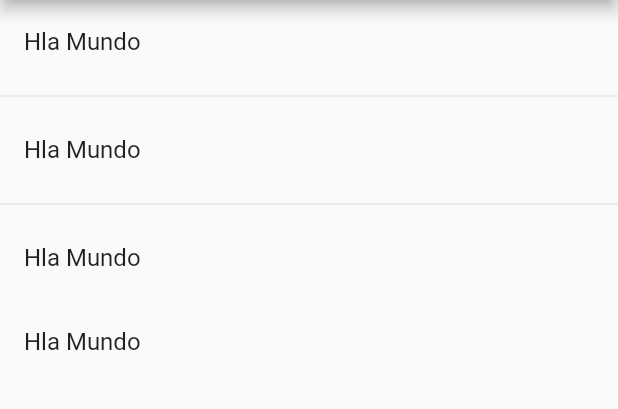
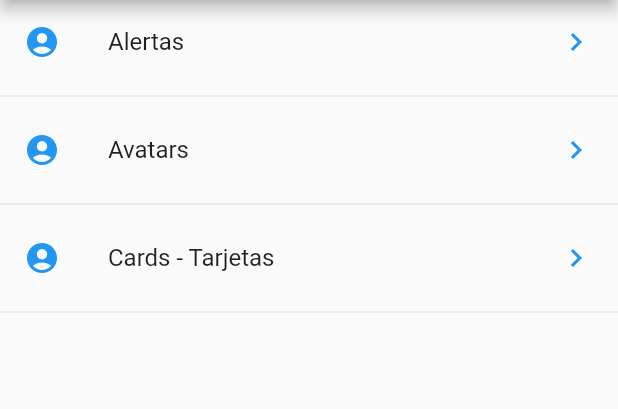
Before and after one commit to freddyarteaga/ComponentesFlutter, a Flutter app: the screen it shows after launch, on a phone screen of 412 x 824 dp, the part 84-493 px from its top. Run offline on Flutter 3.47's test engine with Material 2 defaults, Android fonts, the phone set to English and light mode, and no system bars.

```diff
--- a/lib/src/pages/home_page.dart
+++ b/lib/src/pages/home_page.dart
@@ -13,21 +13,31 @@ class HomePage extends StatelessWidget {
   }
 
   Widget _lista() {
-    print(menuProvider.opciones);
-
-    return ListView(
-      children: _listaItems(),
+    // menuProvider.cargarData()
+    return FutureBuilder(
+      future: menuProvider.cargarData(),
+      initialData: [],
+      builder: (context, AsyncSnapshot<List<dynamic>> snapshot) {
+        return ListView(
+          children: _listaItems(snapshot.data),
+        );
+      },
     );
   }
 
-  List<Widget> _listaItems() {
-    return [
-      ListTile(title: Text('Hla Mundo')),
-      Divider(),
-      ListTile(title: Text('Hla Mundo')),
-      Divider(),
-      ListTile(title: Text('Hla Mundo')),
-      ListTile(title: Text('Hla Mundo')),
-    ];
+  List<Widget> _listaItems(List<dynamic> data) {
+    final List<Widget> opciones = [];
+    data.forEach((opt) {
+      final widgetTemp = ListTile(
+        title: Text(opt['texto']),
+        leading: Icon(Icons.account_circle, color: Colors.blue),
+        trailing: Icon(Icons.keyboard_arrow_right, color: Colors.blue),
+        onTap: () {},
+      );
+
+      opciones..add(widgetTemp)..add(Divider());
+    });
+
+    return opciones;
   }
 }
--- a/lib/src/providers/menu_provider.dart
+++ b/lib/src/providers/menu_provider.dart
@@ -12,7 +12,6 @@ class _MenuProvider {
     final resp = await rootBundle.loadString('data/menu_opts.json');
 
     Map dataMap = json.decode(resp);
-    print(dataMap['rutas']);
     opciones = dataMap['rutas'];
 
     return opciones;
```
